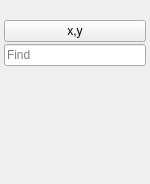
Above: src/WidgetImageOverlay.ui from gdevic/Z80Explorer before the change. Below: the same form after it.
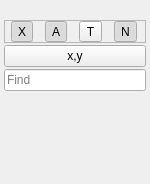
That is the form after the change.

Commit message: Adding overlay buttons for 4 common toggle operations

The edit to the form file:
```diff
--- a/src/WidgetImageOverlay.ui
+++ b/src/WidgetImageOverlay.ui
@@ -39,6 +39,103 @@
      </property>
     </widget>
    </item>
+   <item>
+    <widget class="QFrame" name="frame">
+     <property name="frameShape">
+      <enum>QFrame::StyledPanel</enum>
+     </property>
+     <property name="frameShadow">
+      <enum>QFrame::Raised</enum>
+     </property>
+     <layout class="QHBoxLayout" name="horizontalLayout">
+      <property name="leftMargin">
+       <number>0</number>
+      </property>
+      <property name="topMargin">
+       <number>0</number>
+      </property>
+      <property name="rightMargin">
+       <number>0</number>
+      </property>
+      <property name="bottomMargin">
+       <number>0</number>
+      </property>
+      <item>
+       <widget class="QToolButton" name="btA">
+        <property name="toolTip">
+         <string>Show active nets&lt;br&gt;Key: space</string>
+        </property>
+        <property name="toolTipDuration">
+         <number>5000</number>
+        </property>
+        <property name="text">
+         <string>X</string>
+        </property>
+        <property name="checkable">
+         <bool>true</bool>
+        </property>
+        <property name="checked">
+         <bool>true</bool>
+        </property>
+       </widget>
+      </item>
+      <item>
+       <widget class="QToolButton" name="btB">
+        <property name="toolTip">
+         <string>Show annotations&lt;br&gt;Key: comma</string>
+        </property>
+        <property name="toolTipDuration">
+         <number>5000</number>
+        </property>
+        <property name="text">
+         <string>A</string>
+        </property>
+        <property name="checkable">
+         <bool>true</bool>
+        </property>
+        <property name="checked">
+         <bool>true</bool>
+        </property>
+       </widget>
+      </item>
+      <item>
+       <widget class="QToolButton" name="btC">
+        <property name="toolTip">
+         <string>Show transistors&lt;br&gt;Key: period</string>
+        </property>
+        <property name="toolTipDuration">
+         <number>5000</number>
+        </property>
+        <property name="text">
+         <string>T</string>
+        </property>
+        <property name="checkable">
+         <bool>true</bool>
+        </property>
+       </widget>
+      </item>
+      <item>
+       <widget class="QToolButton" name="btD">
+        <property name="toolTip">
+         <string>Show net names&lt;br&gt;Key: slash</string>
+        </property>
+        <property name="toolTipDuration">
+         <number>5000</number>
+        </property>
+        <property name="text">
+         <string>N</string>
+        </property>
+        <property name="checkable">
+         <bool>true</bool>
+        </property>
+        <property name="checked">
+         <bool>true</bool>
+        </property>
+       </widget>
+      </item>
+     </layout>
+    </widget>
+   </item>
    <item>
     <widget class="QPushButton" name="btCoords">
      <property name="focusPolicy">
```
The commit also changes 3 other files.
